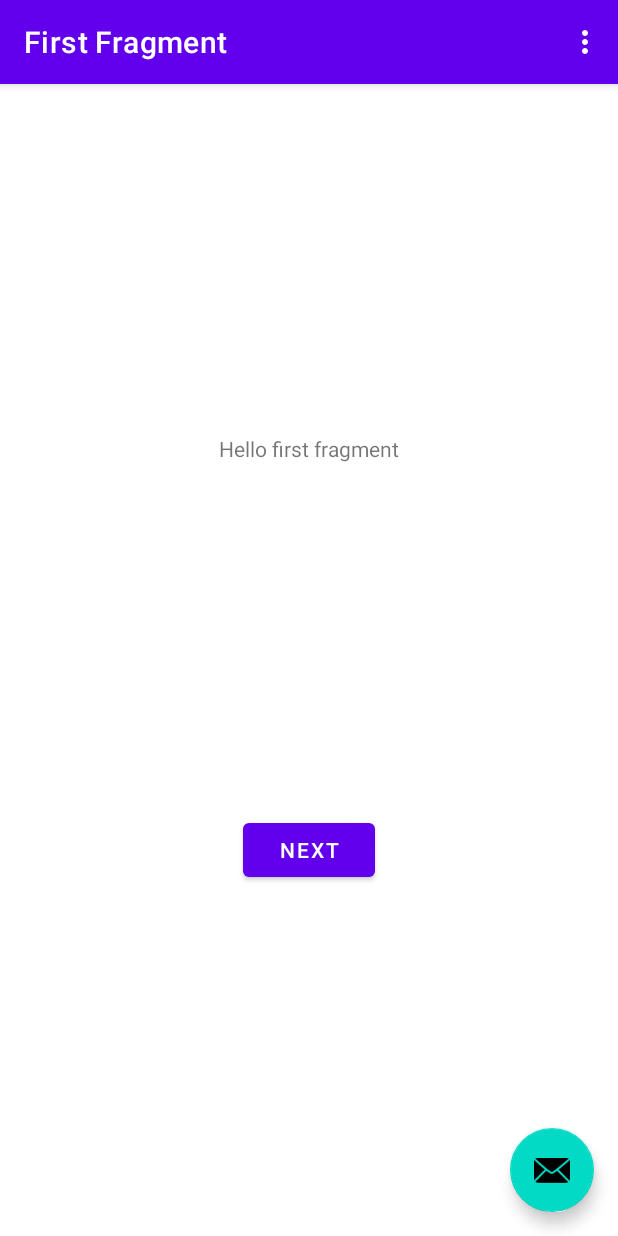
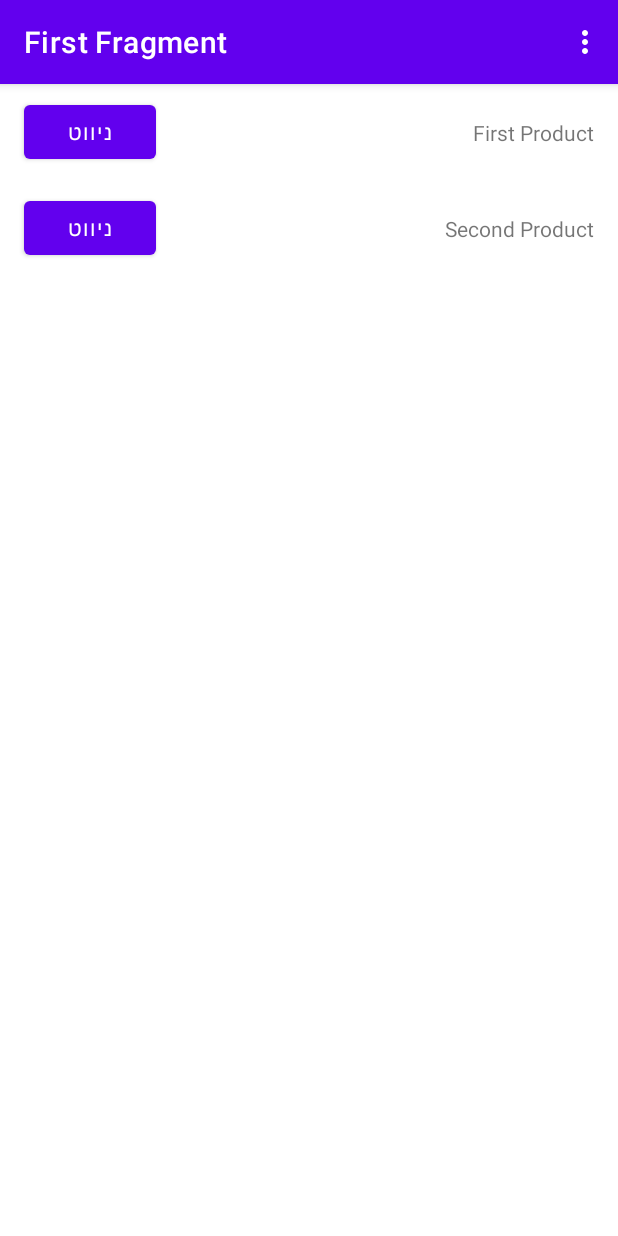
Before and after one commit to novaross/gutefind-android-app, an Android app: the screen it shows after launch (MainActivity), on a phone screen of 412 x 824 dp. Run offline under Robolectric (Android 15) with nearby library versions, the phone set to English and light mode, and no system bars; our stand-ins replace navigation-ui.

Commit message:
add basic product list view and navigate button

```diff
--- a/app/src/main/AndroidManifest.xml
+++ b/app/src/main/AndroidManifest.xml
@@ -12,7 +12,7 @@
         android:theme="@style/Theme.Gutefind"
         tools:targetApi="31">
         <activity
-            android:name=".MainActivity"
+            android:name=".ui.MainActivity"
             android:exported="true"
             android:label="@string/app_name"
             android:theme="@style/Theme.Gutefind.NoActionBar">
--- a/app/src/main/java/com/gutefind/mobile/SecondFragment.java
+++ /dev/null
@@ -1,47 +0,0 @@
-package com.gutefind.mobile;
-
-import android.os.Bundle;
-import android.view.LayoutInflater;
-import android.view.View;
-import android.view.ViewGroup;
-
-import androidx.annotation.NonNull;
-import androidx.fragment.app.Fragment;
-import androidx.navigation.fragment.NavHostFragment;
-
-import com.gutefind.mobile.databinding.FragmentSecondBinding;
-
-public class SecondFragment extends Fragment {
-
-    private FragmentSecondBinding binding;
-
-    @Override
-    public View onCreateView(
-            LayoutInflater inflater, ViewGroup container,
-            Bundle savedInstanceState
-    ) {
-
-        binding = FragmentSecondBinding.inflate(inflater, container, false);
-        return binding.getRoot();
-
-    }
-
-    public void onViewCreated(@NonNull View view, Bundle savedInstanceState) {
-        super.onViewCreated(view, savedInstanceState);
-
-        binding.buttonSecond.setOnClickListener(new View.OnClickListener() {
-            @Override
-            public void onClick(View view) {
-                NavHostFragment.findNavController(SecondFragment.this)
-                        .navigate(R.id.action_SecondFragment_to_FirstFragment);
-            }
-        });
-    }
-
-    @Override
-    public void onDestroyView() {
-        super.onDestroyView();
-        binding = null;
-    }
-
-}
--- /dev/null
+++ b/app/src/main/java/com/gutefind/mobile/ui/FragmentProductList.java
@@ -0,0 +1,57 @@
+package com.gutefind.mobile.ui;
+
+import android.os.Bundle;
+import android.view.LayoutInflater;
+import android.view.View;
+import android.view.ViewGroup;
+
+import androidx.annotation.NonNull;
+import androidx.fragment.app.Fragment;
+import androidx.navigation.fragment.NavHostFragment;
+import androidx.recyclerview.widget.LinearLayoutManager;
+import androidx.recyclerview.widget.RecyclerView;
+
+import com.gutefind.mobile.R;
+import com.gutefind.mobile.databinding.FragmentProductListBinding;
+
+import java.util.ArrayList;
+import java.util.List;
+
+public class FragmentProductList extends Fragment {
+
+    private FragmentProductListBinding binding;
+
+    @Override
+    public View onCreateView(
+            LayoutInflater inflater, ViewGroup container,
+            Bundle savedInstanceState
+    ) {
+
+        binding = FragmentProductListBinding.inflate(inflater, container, false);
+
+        RecyclerView productListView = (RecyclerView) binding.productListView;
+
+        List<Product> productList = new ArrayList<>();
+        productList.add(new Product(1, "First Product", null));
+        productList.add(new Product(2, "Second Product", null));
+
+        ProductListAdapter productListAdapter = new ProductListAdapter(productList, this);
+        productListView.setAdapter(productListAdapter);
+        productListView.setLayoutManager(new LinearLayoutManager(container.getContext()));
+        return binding.getRoot();
+
+    }
+
+    public void onViewCreated(@NonNull View view, Bundle savedInstanceState) {
+        super.onViewCreated(view, savedInstanceState);
+
+
+    }
+
+    @Override
+    public void onDestroyView() {
+        super.onDestroyView();
+        binding = null;
+    }
+
+}
--- a/app/src/main/java/com/gutefind/mobile/MainActivity.java
+++ b/app/src/main/java/com/gutefind/mobile/ui/MainActivity.java
@@ -1,4 +1,4 @@
-package com.gutefind.mobile;
+package com.gutefind.mobile.ui;
 
 import android.os.Bundle;
 
@@ -13,6 +13,7 @@ import androidx.navigation.Navigation;
 import androidx.navigation.ui.AppBarConfiguration;
 import androidx.navigation.ui.NavigationUI;
 
+import com.gutefind.mobile.R;
 import com.gutefind.mobile.databinding.ActivityMainBinding;
 
 import android.view.Menu;
@@ -36,13 +37,6 @@ public class MainActivity extends AppCompatActivity {
         appBarConfiguration = new AppBarConfiguration.Builder(navController.getGraph()).build();
         NavigationUI.setupActionBarWithNavController(this, navController, appBarConfiguration);
 
-        binding.fab.setOnClickListener(new View.OnClickListener() {
-            @Override
-            public void onClick(View view) {
-                Snackbar.make(view, "Replace with your own action", Snackbar.LENGTH_LONG)
-                        .setAction("Action", null).show();
-            }
-        });
     }
 
     @Override
--- /dev/null
+++ b/app/src/main/java/com/gutefind/mobile/ui/Product.java
@@ -0,0 +1,40 @@
+package com.gutefind.mobile.ui;
+
+import android.graphics.Bitmap;
+
+public class Product {
+
+    public Integer id;
+    public String name;
+    public Bitmap image;
+
+    public Product(Integer id, String name, Bitmap image) {
+        this.id = id;
+        this.name = name;
+        this.image = image;
+    }
+
+    public Integer getId() {
+        return id;
+    }
+
+    public void setId(Integer id) {
+        this.id = id;
+    }
+
+    public String getName() {
+        return name;
+    }
+
+    public void setName(String name) {
+        this.name = name;
+    }
+
+    public Bitmap getImage() {
+        return image;
+    }
+
+    public void setImage(Bitmap image) {
+        this.image = image;
+    }
+}
--- /dev/null
+++ b/app/src/main/java/com/gutefind/mobile/ui/ProductListAdapter.java
@@ -0,0 +1,76 @@
+package com.gutefind.mobile.ui;
+
+import android.content.Context;
+import android.view.LayoutInflater;
+import android.view.View;
+import android.view.ViewGroup;
+import android.widget.Button;
+import android.widget.TextView;
+
+import androidx.annotation.NonNull;
+import androidx.fragment.app.Fragment;
+import androidx.navigation.fragment.NavHostFragment;
+import androidx.recyclerview.widget.RecyclerView;
+
+import com.gutefind.mobile.R;
+
+import java.util.List;
+
+public class ProductListAdapter extends RecyclerView.Adapter<ProductListAdapter.ViewHolder> {
+
+    private List<Product> productList;
+    private Fragment parentFragment;
+
+    public class ViewHolder extends RecyclerView.ViewHolder {
+        public TextView productName;
+        public Button navigateButton;
+
+        public ViewHolder(View itemView) {
+            // Stores the itemView in a public final member variable that can be used
+            // to access the context from any ViewHolder instance.
+            super(itemView);
+            productName = (TextView) itemView.findViewById(R.id.productName);
+            navigateButton = (Button) itemView.findViewById(R.id.navigateButton);
+        }
+    }
+
+    public ProductListAdapter(List<Product> productList, Fragment parentFragment) {
+        this.productList = productList;
+        this.parentFragment = parentFragment;
+    }
+
+    @NonNull
+    @Override
+    public ViewHolder onCreateViewHolder(@NonNull ViewGroup parent, int viewType) {
+        Context context = parent.getContext();
+        LayoutInflater layoutInflater = LayoutInflater.from(context);
+        View productView = layoutInflater.inflate(R.layout.fragment_product_list_row, parent, false);
+        ViewHolder viewHolder = new ViewHolder(productView);
+        return viewHolder;
+    }
+
+    @Override
+    public void onBindViewHolder(@NonNull ViewHolder holder, int position) {
+        Product product = productList.get(position);
+
+        TextView productName = holder.productName;
+        productName.setText(product.getName());
+
+        Button navigateButton = holder.navigateButton;
+
+        navigateButton.setOnClickListener(new View.OnClickListener() {
+            @Override
+            public void onClick(View view) {
+                NavHostFragment.findNavController(parentFragment).navigate(R.id.action_FirstFragment_to_SecondFragment);
+            }
+        });
+
+    }
+
+    @Override
+    public int getItemCount() {
+        return productList.size();
+    }
+
+
+}
--- a/app/src/main/java/com/gutefind/mobile/FirstFragment.java
+++ b/app/src/main/java/com/gutefind/mobile/ui/SecondFragment.java
@@ -1,4 +1,4 @@
-package com.gutefind.mobile;
+package com.gutefind.mobile.ui;
 
 import android.os.Bundle;
 import android.view.LayoutInflater;
@@ -9,11 +9,12 @@ import androidx.annotation.NonNull;
 import androidx.fragment.app.Fragment;
 import androidx.navigation.fragment.NavHostFragment;
 
-import com.gutefind.mobile.databinding.FragmentFirstBinding;
+import com.gutefind.mobile.R;
+import com.gutefind.mobile.databinding.FragmentSecondBinding;
 
-public class FirstFragment extends Fragment {
+public class SecondFragment extends Fragment {
 
-    private FragmentFirstBinding binding;
+    private FragmentSecondBinding binding;
 
     @Override
     public View onCreateView(
@@ -21,7 +22,7 @@ public class FirstFragment extends Fragment {
             Bundle savedInstanceState
     ) {
 
-        binding = FragmentFirstBinding.inflate(inflater, container, false);
+        binding = FragmentSecondBinding.inflate(inflater, container, false);
         return binding.getRoot();
 
     }
@@ -29,11 +30,11 @@ public class FirstFragment extends Fragment {
     public void onViewCreated(@NonNull View view, Bundle savedInstanceState) {
         super.onViewCreated(view, savedInstanceState);
 
-        binding.buttonFirst.setOnClickListener(new View.OnClickListener() {
+        binding.buttonSecond.setOnClickListener(new View.OnClickListener() {
             @Override
             public void onClick(View view) {
-                NavHostFragment.findNavController(FirstFragment.this)
-                        .navigate(R.id.action_FirstFragment_to_SecondFragment);
+                NavHostFragment.findNavController(SecondFragment.this)
+                        .navigate(R.id.action_SecondFragment_to_FirstFragment);
             }
         });
     }
--- a/app/src/main/res/layout/activity_main.xml
+++ b/app/src/main/res/layout/activity_main.xml
@@ -4,7 +4,7 @@
     xmlns:tools="http://schemas.android.com/tools"
     android:layout_width="match_parent"
     android:layout_height="match_parent"
-    tools:context=".MainActivity">
+    tools:context=".ui.MainActivity">
 
     <com.google.android.material.appbar.AppBarLayout
         android:layout_width="match_parent"
@@ -22,13 +22,4 @@
 
     <include layout="@layout/content_main" />
 
-    <com.google.android.material.floatingactionbutton.FloatingActionButton
-        android:id="@+id/fab"
-        android:layout_width="wrap_content"
-        android:layout_height="wrap_content"
-        android:layout_gravity="bottom|end"
-        android:layout_marginEnd="@dimen/fab_margin"
-        android:layout_marginBottom="16dp"
-        app:srcCompat="@android:drawable/ic_dialog_email" />
-
 </androidx.coordinatorlayout.widget.CoordinatorLayout>
--- /dev/null
+++ b/app/src/main/res/layout/fragment_product_list.xml
@@ -0,0 +1,18 @@
+<?xml version="1.0" encoding="utf-8"?>
+<androidx.constraintlayout.widget.ConstraintLayout xmlns:android="http://schemas.android.com/apk/res/android"
+    xmlns:app="http://schemas.android.com/apk/res-auto"
+    xmlns:tools="http://schemas.android.com/tools"
+    android:layout_width="match_parent"
+    android:layout_height="match_parent"
+    tools:context=".ui.FragmentProductList">
+
+
+    <androidx.recyclerview.widget.RecyclerView
+        android:id="@+id/productListView"
+        android:layout_width="0dp"
+        android:layout_height="0dp"
+        app:layout_constraintBottom_toBottomOf="parent"
+        app:layout_constraintEnd_toEndOf="parent"
+        app:layout_constraintStart_toStartOf="parent"
+        app:layout_constraintTop_toTopOf="parent" />
+</androidx.constraintlayout.widget.ConstraintLayout>
--- a/app/src/main/res/layout/fragment_first.xml
+++ b/app/src/main/res/layout/fragment_product_list_row.xml
@@ -3,26 +3,27 @@
     xmlns:app="http://schemas.android.com/apk/res-auto"
     xmlns:tools="http://schemas.android.com/tools"
     android:layout_width="match_parent"
-    android:layout_height="match_parent"
-    tools:context=".FirstFragment">
+    android:layout_height="wrap_content">
 
-    <TextView
-        android:id="@+id/textview_first"
+    <Button
+        android:id="@+id/navigateButton"
         android:layout_width="wrap_content"
         android:layout_height="wrap_content"
-        android:text="@string/hello_first_fragment"
-        app:layout_constraintBottom_toTopOf="@id/button_first"
-        app:layout_constraintEnd_toEndOf="parent"
+        android:layout_marginStart="16dp"
+        android:layout_marginTop="8dp"
+        android:layout_marginBottom="8dp"
+        android:text="ניווט"
+        app:layout_constraintBottom_toBottomOf="parent"
         app:layout_constraintStart_toStartOf="parent"
         app:layout_constraintTop_toTopOf="parent" />
 
-    <Button
-        android:id="@+id/button_first"
+    <TextView
+        android:id="@+id/productName"
         android:layout_width="wrap_content"
         android:layout_height="wrap_content"
-        android:text="@string/next"
+        android:layout_marginEnd="16dp"
+        android:text="TextView"
         app:layout_constraintBottom_toBottomOf="parent"
         app:layout_constraintEnd_toEndOf="parent"
-        app:layout_constraintStart_toStartOf="parent"
-        app:layout_constraintTop_toBottomOf="@id/textview_first" />
+        app:layout_constraintTop_toTopOf="parent" />
 </androidx.constraintlayout.widget.ConstraintLayout>
--- a/app/src/main/res/layout/fragment_second.xml
+++ b/app/src/main/res/layout/fragment_second.xml
@@ -4,7 +4,7 @@
     xmlns:tools="http://schemas.android.com/tools"
     android:layout_width="match_parent"
     android:layout_height="match_parent"
-    tools:context=".SecondFragment">
+    tools:context=".ui.SecondFragment">
 
     <TextView
         android:id="@+id/textview_second"
--- a/app/src/main/res/menu/menu_main.xml
+++ b/app/src/main/res/menu/menu_main.xml
@@ -1,7 +1,7 @@
 <menu xmlns:android="http://schemas.android.com/apk/res/android"
     xmlns:app="http://schemas.android.com/apk/res-auto"
     xmlns:tools="http://schemas.android.com/tools"
-    tools:context="com.gutefind.mobile.MainActivity">
+    tools:context="com.gutefind.mobile.ui.MainActivity">
     <item
         android:id="@+id/action_settings"
         android:orderInCategory="100"
--- a/app/src/main/res/navigation/nav_graph.xml
+++ b/app/src/main/res/navigation/nav_graph.xml
@@ -7,9 +7,9 @@
 
     <fragment
         android:id="@+id/FirstFragment"
-        android:name="com.gutefind.mobile.FirstFragment"
+        android:name="com.gutefind.mobile.ui.FragmentProductList"
         android:label="@string/first_fragment_label"
-        tools:layout="@layout/fragment_first">
+        tools:layout="@layout/fragment_product_list">
 
         <action
             android:id="@+id/action_FirstFragment_to_SecondFragment"
@@ -17,7 +17,7 @@
     </fragment>
     <fragment
         android:id="@+id/SecondFragment"
-        android:name="com.gutefind.mobile.SecondFragment"
+        android:name="com.gutefind.mobile.ui.SecondFragment"
         android:label="@string/second_fragment_label"
         tools:layout="@layout/fragment_second">
 
```
